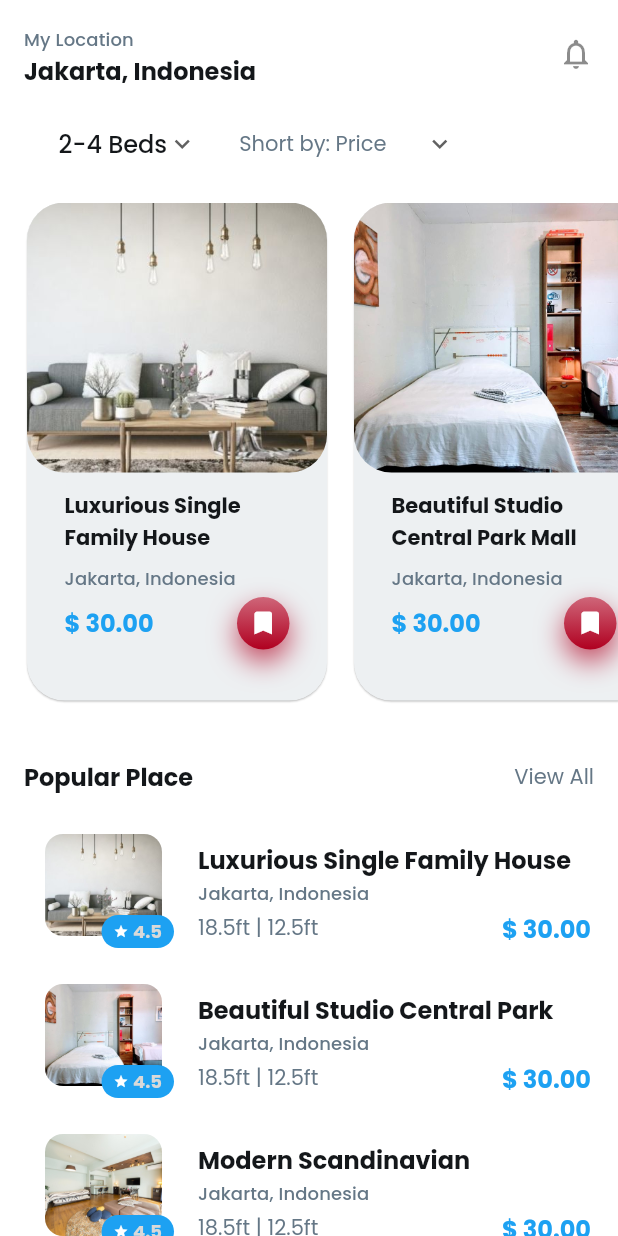
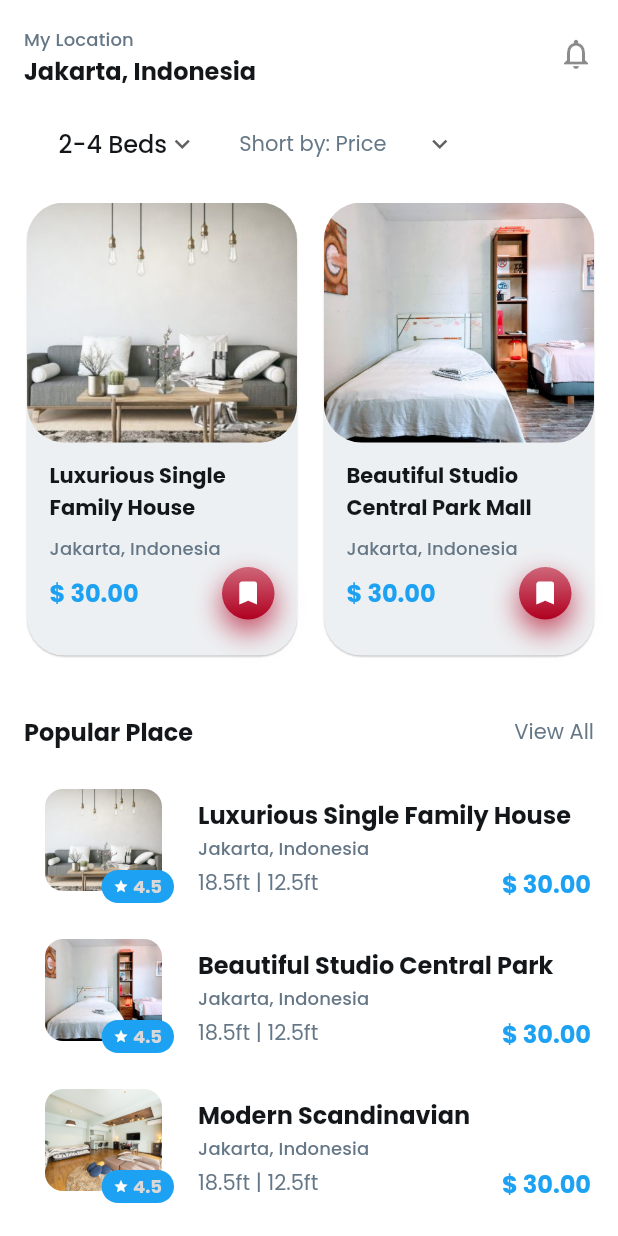
Before and after one commit to dickyrey/home_rent_services_mobile_app, a Flutter app: the screen it shows after launch, on a phone screen of 412 x 824 dp. Run offline on Flutter 3.47's test engine with Material 2 defaults, Android fonts, the phone set to English and light mode, and no system bars; our stand-ins replace google_fonts.

Commit message:
Dependencies update

```diff
--- a/lib/views/home.dart
+++ b/lib/views/home.dart
@@ -115,7 +115,7 @@ class _HomeState extends State<Home> {
               SizedBox(height: 15.0),
               Container(
                 width: double.infinity,
-                height: 340.0,
+                height: 310.0,
                 child: ListView.builder(
                   itemCount: roomList.length,
                   scrollDirection: Axis.horizontal,
--- a/lib/widgets/recomended_card.dart
+++ b/lib/widgets/recomended_card.dart
@@ -21,8 +21,8 @@ class RecommendedCard extends StatelessWidget {
             child: Image.asset(
               room!.image!,
               fit: BoxFit.cover,
-              width: 200.0,
-              height: 180.0,
+              width: 180.0,
+              height: 160.0,
             ),
           ),
           Container(
--- a/pubspec.yaml
+++ b/pubspec.yaml
@@ -11,9 +11,9 @@ dependencies:
   flutter:
     sdk: flutter
 
-  cupertino_icons: ^1.0.3
-  google_fonts: ^2.1.0
-  provider: ^6.0.0
+  cupertino_icons: ^1.0.4
+  google_fonts: ^2.2.0
+  provider: ^6.0.2
 
 dev_dependencies:
   flutter_test:
```
Also changed, not shown: pubspec.lock.
